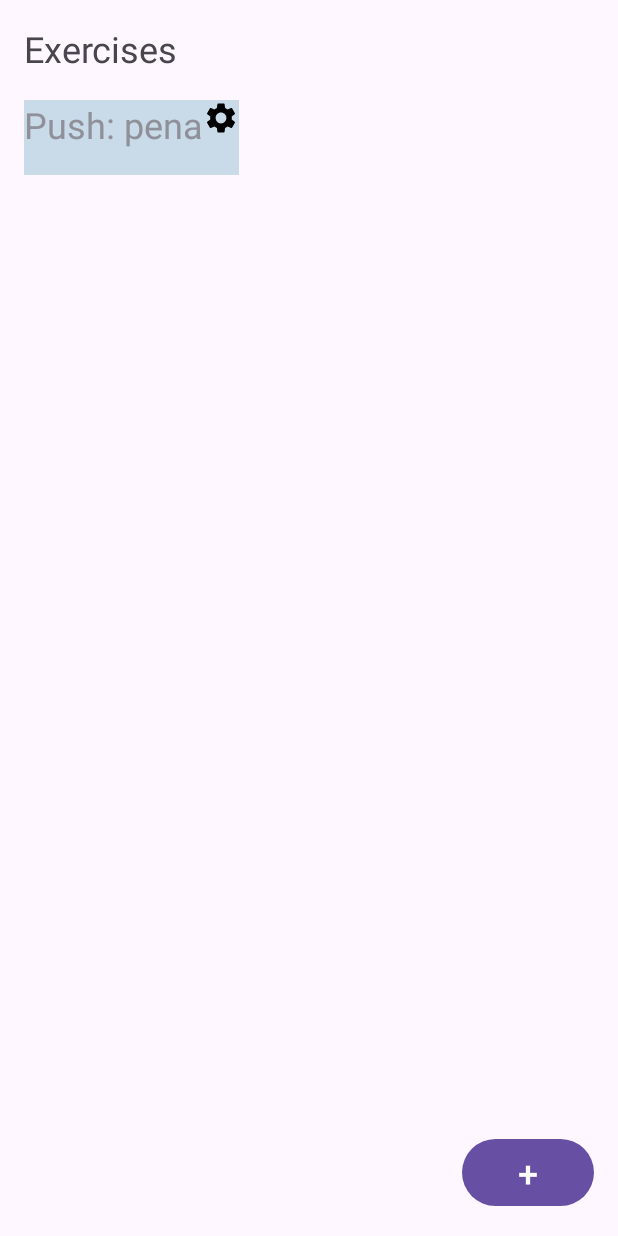
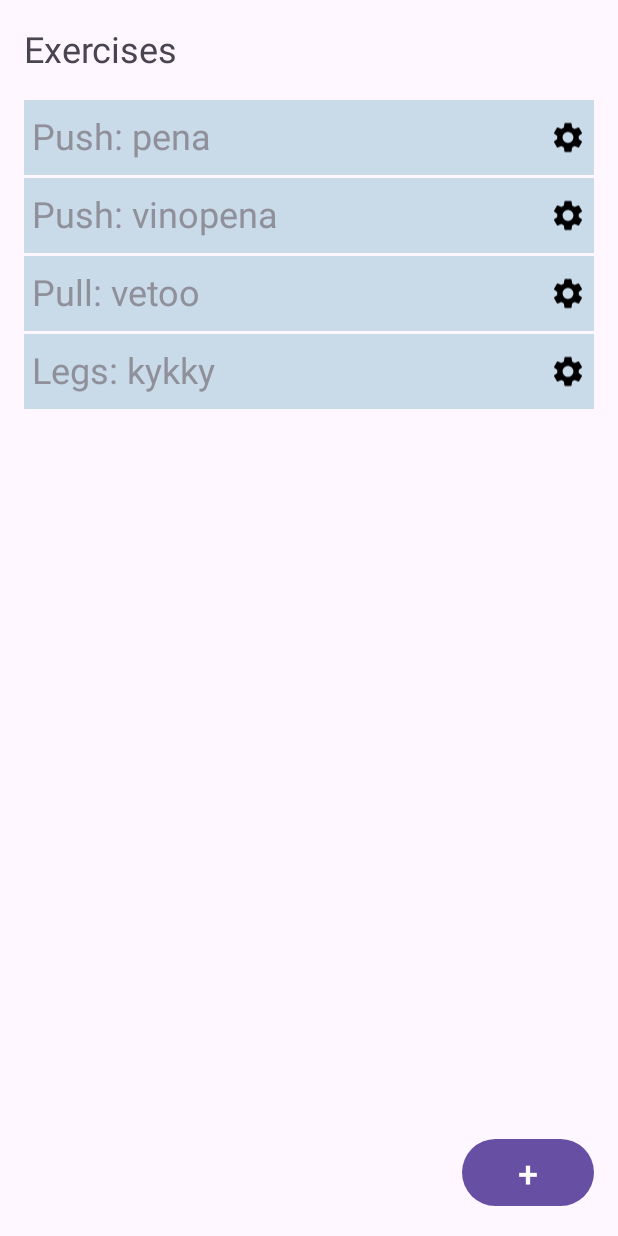
Before and after one commit to OskarSan/RepOCounter, an Android app: the screen it shows after launch (ExercisesActivity), after a tap on "Exercises", on a phone screen of 412 x 824 dp. Run offline under Robolectric (Android 15) with nearby library versions, the light colour scheme and no system bars.

Commit message:
exercise editing created

```diff
--- a/app/src/main/java/com/example/repocounter/Exercise.java
+++ b/app/src/main/java/com/example/repocounter/Exercise.java
@@ -1,16 +1,18 @@
 package com.example.repocounter;
 
 import java.io.Serializable;
+import java.util.UUID;
 
 public class Exercise implements Serializable {
     protected ExerciseType exerciseType;
-    protected String exerciseName, exerciseDescription;
+    protected String exerciseName, exerciseDescription, exerciseID;
     protected Integer reps, weight;
 
     //kuvasetti
     protected int image = R.drawable.ic_launcher_foreground;
 
     public Exercise ( ExerciseType type, String name, String description, Integer reps, Integer weight){
+        this.exerciseID = UUID.randomUUID().toString();
         this.exerciseType = type;
         this.exerciseName = name;
         this.exerciseDescription = description;
@@ -22,8 +24,12 @@ public class Exercise implements Serializable {
 
     public String getExerciseName(){return exerciseName;}
     public ExerciseType getExerciseType(){return exerciseType;}
+    public String getExerciseID(){return exerciseID;}
     public Integer getWeight(){return weight;}
     public String getExerciseDescription(){return exerciseDescription;}
     public Integer getReps(){return reps;}
 
+    public void setExerciseID(String exerciseID) {
+        this.exerciseID = exerciseID;
+    }
 }
--- a/app/src/main/java/com/example/repocounter/ExercisesActivity.java
+++ b/app/src/main/java/com/example/repocounter/ExercisesActivity.java
@@ -3,6 +3,7 @@ package com.example.repocounter;
 import android.content.Intent;
 import android.os.Bundle;
 import android.widget.Button;
+import android.widget.ImageView;
 
 import androidx.activity.EdgeToEdge;
 import androidx.appcompat.app.AppCompatActivity;
@@ -19,6 +20,8 @@ public class ExercisesActivity extends AppCompatActivity {
 
     @Override
     protected void onCreate(Bundle savedInstanceState) {
+
+
         super.onCreate(savedInstanceState);
         EdgeToEdge.enable(this);
         setContentView(R.layout.activity_exercises);
@@ -29,16 +32,16 @@ public class ExercisesActivity extends AppCompatActivity {
         });
 
         storage = Storage.getInstance();
+        storage.sortExercisesByType();
 
         recyclerView = findViewById(R.id.exercisesRecyclerView);
 
         recyclerView.setLayoutManager(new LinearLayoutManager(this));
         recyclerView.setAdapter(new ExercisesListAdapter(storage.getExerciseArrayList(), getApplicationContext()));
 
+        Button addExerciseButton = findViewById(R.id.addExerciseButton);
 
-        Button editExerciseButton = findViewById(R.id.editExerciseButton);
-
-        editExerciseButton.setOnClickListener(view -> {
+        addExerciseButton.setOnClickListener(view -> {
             Intent intent = new Intent(getApplicationContext(), ExerciseEditActivity.class);
             intent.putExtra("key", "new");
             startActivity(intent);
--- a/app/src/main/java/com/example/repocounter/ExercisesViewHolder.java
+++ b/app/src/main/java/com/example/repocounter/ExercisesViewHolder.java
@@ -19,5 +19,9 @@ public class ExercisesViewHolder extends RecyclerView.ViewHolder{
         imageView = itemView.findViewById(R.id.exerciseEditImageView);
 
 
+
+
     }
+
+
 }
--- a/app/src/main/java/com/example/repocounter/MainActivity.java
+++ b/app/src/main/java/com/example/repocounter/MainActivity.java
@@ -29,6 +29,9 @@ public class MainActivity extends AppCompatActivity {
         Button statistcsActivityButton = (Button) findViewById(R.id.statistics_button);
 
         Storage.getInstance().addExercise(new Exercise(ExerciseType.PUSH, "pena", "pena", 10, 10 ));
+        Storage.getInstance().addExercise(new Exercise(ExerciseType.PULL, "vetoo", "vetoilu", 10, 10 ));
+        Storage.getInstance().addExercise(new Exercise(ExerciseType.LEGS, "kykky", "kykky", 10, 10 ));
+        Storage.getInstance().addExercise(new Exercise(ExerciseType.PUSH, "vinopena", "vinoilupena", 10, 10 ));
 
         routinesActivityButton.setOnClickListener(new View.OnClickListener() {
             @Override
--- a/app/src/main/res/layout/activity_exercises.xml
+++ b/app/src/main/res/layout/activity_exercises.xml
@@ -20,15 +20,17 @@
 
     <androidx.recyclerview.widget.RecyclerView
         android:id="@+id/exercisesRecyclerView"
-        android:layout_width="wrap_content"
+        android:layout_width="match_parent"
         android:layout_height="wrap_content"
         android:layout_marginStart="16dp"
         android:layout_marginTop="16dp"
+        android:layout_marginEnd="16dp"
+        app:layout_constraintEnd_toEndOf="parent"
         app:layout_constraintStart_toStartOf="parent"
         app:layout_constraintTop_toBottomOf="@+id/textView" />
 
     <Button
-        android:id="@+id/editExerciseButton"
+        android:id="@+id/addExerciseButton"
         android:layout_width="wrap_content"
         android:layout_height="wrap_content"
         android:layout_marginEnd="16dp"
--- a/app/src/main/res/layout/exercises_rv_view.xml
+++ b/app/src/main/res/layout/exercises_rv_view.xml
@@ -8,25 +8,47 @@
     android:orientation="horizontal">
 
 
+    <LinearLayout
+        android:layout_width="match_parent"
+        android:layout_height="match_parent"
+        android:orientation="horizontal">
+
+        <LinearLayout
+            android:layout_width="wrap_content"
+            android:layout_height="match_parent"
+            android:layout_weight="1"
+            android:orientation="horizontal"
+            android:paddingTop="7dp">
+
             <TextView
                 android:id="@+id/exerciseTypeTextView"
                 android:layout_width="wrap_content"
                 android:layout_height="wrap_content"
-        android:text="TextView"
+                android:paddingLeft="5dp"
+                android:text="Type: "
                 android:textSize="24sp" />
 
             <TextView
                 android:id="@+id/exerciseNameTextView"
                 android:layout_width="wrap_content"
                 android:layout_height="wrap_content"
-        android:text="TextView"
+                android:text="exercise"
                 android:textSize="24sp" />
+
+        </LinearLayout>
 
         <ImageView
             android:id="@+id/exerciseEditImageView"
             android:layout_width="wrap_content"
-        android:layout_height="wrap_content"
+            android:layout_height="match_parent"
+            android:layout_gravity="right"
             android:adjustViewBounds="false"
+            android:baselineAlignBottom="false"
             android:cropToPadding="false"
+            android:foregroundGravity="right"
+            android:paddingRight="5dp"
             app:srcCompat="@android:drawable/ic_menu_preferences" />
+
+    </LinearLayout>
+
 </androidx.appcompat.widget.LinearLayoutCompat>
```
Also changed, not shown: app/src/main/java/com/example/repocounter/ExerciseEditActivity.java (+13 -3 lines), app/src/main/java/com/example/repocounter/ExercisesListAdapter.java (+11 -0 lines), app/src/main/java/com/example/repocounter/Storage.java (+26 -6 lines). Lines whose indentation alone changed are shown as unchanged.
